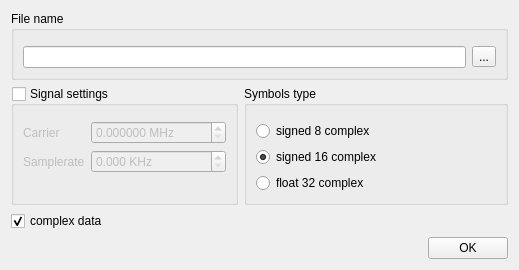
This is sources/File Source/window/file_settings_dialog.ui in AquaCreatura/AquaWave as Qt 5 draws it before an edit. The edited form follows.
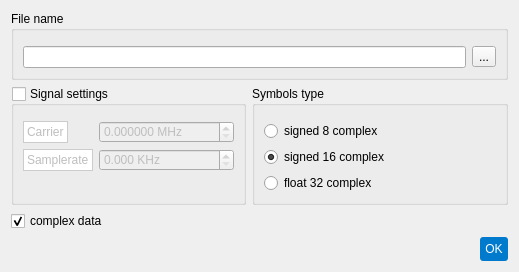
This is the edited form.

Commit message: Правки по GUI, поправил разнобойную отрисовку спектрограммы

```diff
--- a/sources/File Source/window/file_settings_dialog.ui
+++ b/sources/File Source/window/file_settings_dialog.ui
@@ -25,6 +25,43 @@
   <property name="windowTitle">
    <string>File settings</string>
   </property>
+  <property name="styleSheet">
+   <string notr="true">
+QMainWindow {
+    background-color: #f0f0f0;
+}
+QFrame {
+    background-color: #ffffff;
+    border: 1px solid #cccccc;
+}
+QPushButton {
+    background-color: #007acc;
+    color: white;
+    border: none;
+    padding: 5px;
+    border-radius: 3px;
+}
+QPushButton:hover {
+    background-color: #005f9e;
+}
+QPushButton:pressed {
+    background-color: #004a7c;
+}
+QTabWidget::pane {
+    border: 1px solid #cccccc;
+    background: #ffffff;
+}
+QTabBar::tab {
+    background: #e0e0e0;
+    border: 1px solid #cccccc;
+    padding: 5px;
+}
+QTabBar::tab:selected {
+    background: #ffffff;
+    border-bottom: none;
+}
+   </string>
+  </property>
   <layout class="QGridLayout" name="gridLayout">
    <item row="2" column="1" rowspan="3" colspan="2">
     <widget class="QGroupBox" name="data_type_groupbox">
```
The commit also changes 6 other files.
